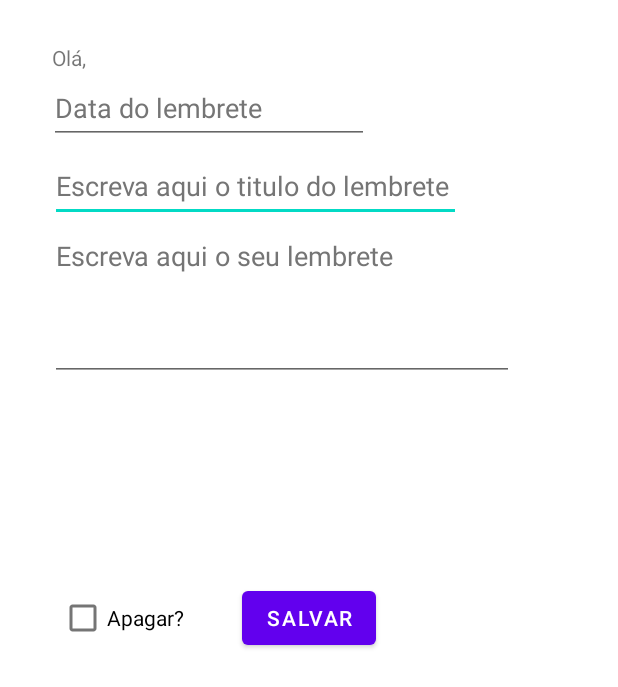
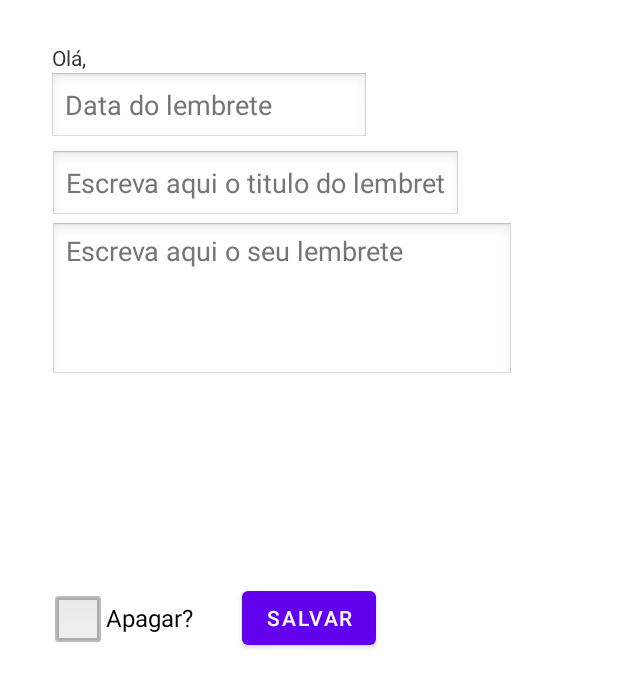
Before and after one commit to diogosm/devTitans-dsm, an Android app: the screen it shows after launch (TelaLembrete), after a tap on "ENTRAR", on a phone screen of 412 x 824 dp. Shown: the top 687 px of the screen. Run offline under Robolectric (Android 15) with nearby library versions, the phone set to English and light mode, and no system bars.

Commit message:
Support for white background

```diff
--- a/LembretesCasadaMamada/app/src/main/res/layout/activity_tela_lembrete.xml
+++ b/LembretesCasadaMamada/app/src/main/res/layout/activity_tela_lembrete.xml
@@ -4,6 +4,8 @@
     xmlns:tools="http://schemas.android.com/tools"
     android:layout_width="match_parent"
     android:layout_height="match_parent"
+    android:theme="@android:style/Theme.Light"
+    android:background="@color/white"
     tools:context=".TelaLembrete">
 
     <TextView
```
